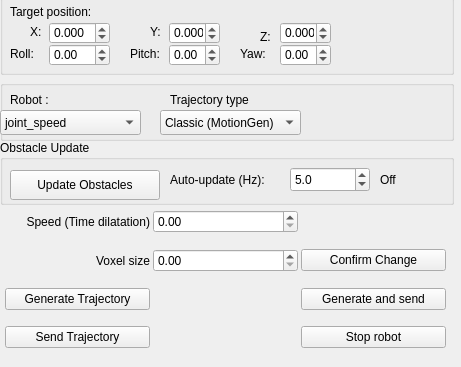
First picture: the form in isaac_ros_cumotion_rviz/resource/isaac_ros_cumotion_rviz_panel.ui, repository Skydeke/curobov2_ros_manipulation_pipeline, before the edit.
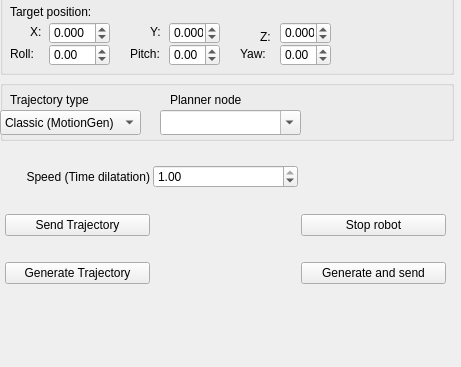
Second picture: the form after the edit.

Commit message: Add robot rviz cfg and fix issues

Diff of the .ui file:
```diff
--- a/isaac_ros_cumotion_rviz/resource/isaac_ros_cumotion_rviz_panel.ui
+++ b/isaac_ros_cumotion_rviz/resource/isaac_ros_cumotion_rviz_panel.ui
@@ -261,48 +261,10 @@
    <property name="title">
     <string/>
    </property>
-   <widget class="QLabel" name="labelRobotStrategy">
-    <property name="geometry">
-     <rect>
-      <x>10</x>
-      <y>10</y>
-      <width>121</width>
-      <height>20</height>
-     </rect>
-    </property>
-    <property name="text">
-     <string>Robot :</string>
-    </property>
-   </widget>
-   <widget class="QComboBox" name="comboBoxRobotStrategy">
-    <property name="geometry">
-     <rect>
-      <x>0</x>
-      <y>30</y>
-      <width>141</width>
-      <height>25</height>
-     </rect>
-    </property>
-    <item>
-     <property name="text">
-      <string>joint_speed</string>
-     </property>
-    </item>
-    <item>
-     <property name="text">
-      <string>emulator</string>
-     </property>
-    </item>
-    <item>
-     <property name="text">
-      <string>joint_pose</string>
-     </property>
-    </item>
-   </widget>
    <widget class="QLabel" name="labelTrajectoryType">
     <property name="geometry">
      <rect>
-      <x>170</x>
+      <x>10</x>
       <y>10</y>
       <width>121</width>
       <height>20</height>
@@ -315,7 +277,7 @@
    <widget class="QComboBox" name="comboBoxTrajectoryType">
     <property name="geometry">
      <rect>
-      <x>160</x>
+      <x>0</x>
       <y>30</y>
       <width>141</width>
       <height>25</height>
@@ -348,81 +310,30 @@
      </property>
     </item>
    </widget>
-  </widget>
-  <widget class="QGroupBox" name="obstacleUpdateGroupBox">
-   <property name="geometry">
-    <rect>
-     <x>0</x>
-     <y>140</y>
-     <width>454</width>
-     <height>65</height>
-    </rect>
-   </property>
-   <property name="title">
-    <string>Obstacle Update</string>
-   </property>
-   <widget class="QPushButton" name="pushButtonUpdateObstacles">
-    <property name="geometry">
-     <rect>
-      <x>10</x>
-      <y>30</y>
-      <width>150</width>
-      <height>30</height>
-     </rect>
-    </property>
-    <property name="text">
-     <string>Update Obstacles</string>
-    </property>
-   </widget>
-   <widget class="QLabel" name="labelUpdateFrequency">
+   <widget class="QLabel" name="labelPlannerNode">
     <property name="geometry">
      <rect>
       <x>170</x>
-      <y>30</y>
-      <width>120</width>
+      <y>10</y>
+      <width>121</width>
       <height>20</height>
      </rect>
     </property>
     <property name="text">
-     <string>Auto-update (Hz):</string>
+     <string>Planner node</string>
     </property>
    </widget>
-   <widget class="QDoubleSpinBox" name="spinBoxUpdateFrequency">
+   <widget class="QComboBox" name="comboBoxPlannerNode">
     <property name="geometry">
      <rect>
-      <x>290</x>
-      <y>27</y>
-      <width>80</width>
+      <x>160</x>
+      <y>30</y>
+      <width>141</width>
       <height>25</height>
      </rect>
     </property>
-    <property name="decimals">
-     <number>1</number>
-    </property>
-    <property name="minimum">
-     <double>0.000000000000000</double>
-    </property>
-    <property name="maximum">
-     <double>10.000000000000000</double>
-    </property>
-    <property name="singleStep">
-     <double>0.100000000000000</double>
-    </property>
-    <property name="value">
-     <double>5.000000000000000</double>
-    </property>
-   </widget>
-   <widget class="QLabel" name="labelUpdateStatus">
-    <property name="geometry">
-     <rect>
-      <x>380</x>
-      <y>30</y>
-      <width>70</width>
-      <height>20</height>
-     </rect>
-    </property>
-    <property name="text">
-     <string>Off</string>
+    <property name="editable">
+     <bool>true</bool>
     </property>
    </widget>
   </widget>
@@ -430,7 +341,7 @@
    <property name="geometry">
     <rect>
      <x>0</x>
-     <y>200</y>
+      <y>145</y>
      <width>451</width>
      <height>161</height>
     </rect>
@@ -473,44 +384,28 @@
       </property>
      </widget>
     </item>
-    <item row="7" column="4">
+     <item row="1" column="4">
      <widget class="QPushButton" name="stopRobot">
       <property name="text">
        <string>Stop robot</string>
       </property>
      </widget>
     </item>
-    <item row="7" column="0">
+     <item row="1" column="0">
      <widget class="QPushButton" name="sendTrajectory">
       <property name="text">
        <string>Send Trajectory</string>
       </property>
      </widget>
     </item>
-    <item row="3" column="0">
-     <widget class="QLabel" name="labelVoxelSize">
-      <property name="text">
-       <string>Voxel size</string>
-      </property>
-      <property name="alignment">
-       <set>Qt::AlignRight|Qt::AlignTrailing|Qt::AlignVCenter</set>
-      </property>
-      <property name="wordWrap">
-       <bool>true</bool>
-      </property>
-      <property name="margin">
-       <number>0</number>
-      </property>
-     </widget>
-    </item>
-    <item row="6" column="4">
+     <item row="2" column="4">
      <widget class="QPushButton" name="generateAndSend">
       <property name="text">
        <string>Generate and send</string>
       </property>
      </widget>
     </item>
-    <item row="6" column="0">
+     <item row="2" column="0">
      <widget class="QPushButton" name="generateTrajectory">
       <property name="text">
        <string>Generate Trajectory</string>
@@ -525,22 +420,8 @@
       <property name="singleStep">
        <double>0.100000000000000</double>
       </property>
-     </widget>
-    </item>
-    <item row="3" column="1">
-     <widget class="QDoubleSpinBox" name="doubleSpinBoxVoxelSize">
-      <property name="maximum">
-       <double>50.000000000000000</double>
-      </property>
-      <property name="singleStep">
-       <double>0.020000000000000</double>
-      </property>
-     </widget>
-    </item>
-    <item row="3" column="4">
-     <widget class="QPushButton" name="confirmPushButton">
-      <property name="text">
-       <string>Confirm Change</string>
+       <property name="value">
+        <double>1.000000000000000</double>
       </property>
      </widget>
     </item>
```
Lines whose indentation alone changed are shown as unchanged. The commit also changes 23 other files.
